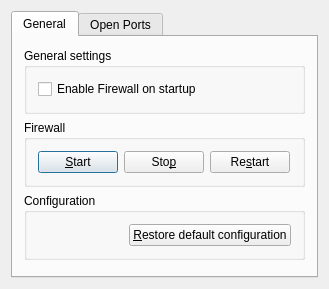
Before: the Qt Designer form src-qt5/pc-pfmanager/mainwindow.ui in trueos/pcbsd, drawn with Qt 5.
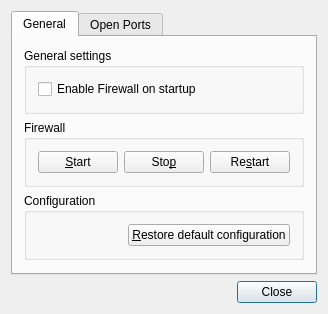
After: the same form once the commit is applied.

Commit message: Add a "close" button to the bottom of pc-pfmanager (just in case the WM does not have a window title bar for it).

The edit to the form file:
```diff
--- a/src-qt5/pc-pfmanager/mainwindow.ui
+++ b/src-qt5/pc-pfmanager/mainwindow.ui
@@ -6,14 +6,38 @@
    <rect>
     <x>0</x>
     <y>0</y>
-    <width>329</width>
-    <height>289</height>
+    <width>328</width>
+    <height>302</height>
    </rect>
   </property>
   <property name="windowTitle">
    <string>Firewall Manager</string>
   </property>
   <layout class="QGridLayout">
+   <item row="1" column="0">
+    <layout class="QHBoxLayout" name="horizontalLayout_3">
+     <item>
+      <spacer name="horizontalSpacer_2">
+       <property name="orientation">
+        <enum>Qt::Horizontal</enum>
+       </property>
+       <property name="sizeHint" stdset="0">
+        <size>
+         <width>40</width>
+         <height>20</height>
+        </size>
+       </property>
+      </spacer>
+     </item>
+     <item>
+      <widget class="QPushButton" name="push_close">
+       <property name="text">
+        <string>Close</string>
+       </property>
+      </widget>
+     </item>
+    </layout>
+   </item>
    <item row="0" column="0">
     <widget class="QTabWidget" name="tabWidget4">
      <property name="currentIndex">
```
The commit also changes 1 other file.
